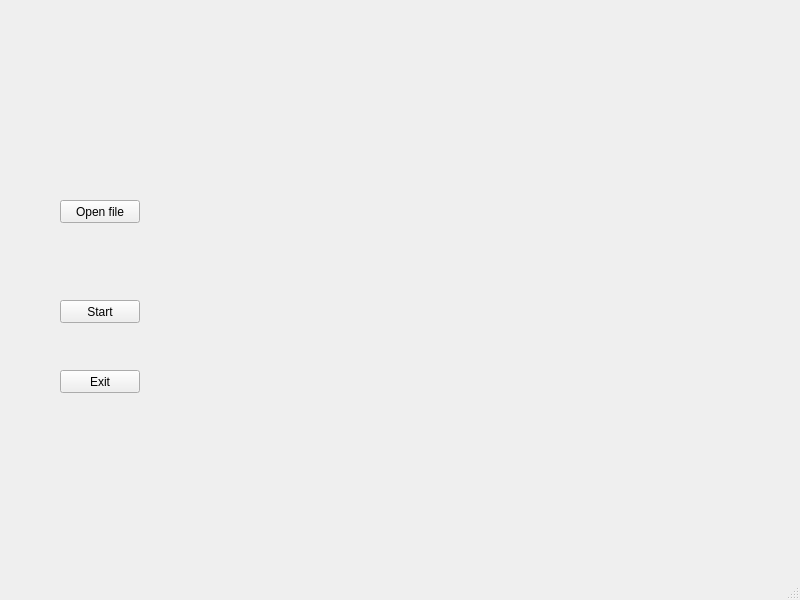
Before: the Qt Designer form mainwindow.ui in bscisel/WUT_Object-oriented_programming, drawn with Qt 5.
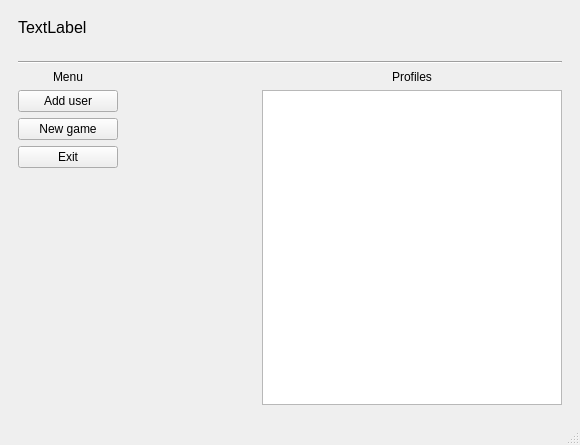
After: the same form once the commit is applied.

```diff
--- a/mainwindow.ui
+++ b/mainwindow.ui
@@ -6,53 +6,313 @@
    <rect>
     <x>0</x>
     <y>0</y>
-    <width>800</width>
-    <height>600</height>
+    <width>580</width>
+    <height>445</height>
    </rect>
   </property>
   <property name="windowTitle">
    <string>MainWindow</string>
   </property>
   <widget class="QWidget" name="centralwidget">
-   <widget class="QPushButton" name="openFile">
-    <property name="geometry">
-     <rect>
-      <x>60</x>
-      <y>200</y>
-      <width>80</width>
-      <height>23</height>
-     </rect>
-    </property>
-    <property name="text">
-     <string>Open file</string>
-    </property>
-   </widget>
-   <widget class="QPushButton" name="startButton">
-    <property name="geometry">
-     <rect>
-      <x>60</x>
-      <y>300</y>
-      <width>80</width>
-      <height>23</height>
-     </rect>
-    </property>
-    <property name="text">
-     <string>Start</string>
-    </property>
-   </widget>
-   <widget class="QPushButton" name="exitButton">
-    <property name="geometry">
-     <rect>
-      <x>60</x>
-      <y>370</y>
-      <width>80</width>
-      <height>23</height>
-     </rect>
-    </property>
-    <property name="text">
-     <string>Exit</string>
-    </property>
-   </widget>
+   <layout class="QVBoxLayout" name="verticalLayout">
+    <item>
+     <widget class="QStackedWidget" name="stackedWidget">
+      <property name="currentIndex">
+       <number>0</number>
+      </property>
+      <widget class="QWidget" name="userSelection">
+       <layout class="QVBoxLayout" name="verticalLayout_12">
+        <item>
+         <layout class="QVBoxLayout" name="verticalLayout_8">
+          <item>
+           <layout class="QVBoxLayout" name="verticalLayout_9">
+            <item>
+             <widget class="QLabel" name="label">
+              <property name="font">
+               <font>
+                <pointsize>12</pointsize>
+               </font>
+              </property>
+              <property name="text">
+               <string>TextLabel
+</string>
+              </property>
+              <property name="wordWrap">
+               <bool>true</bool>
+              </property>
+             </widget>
+            </item>
+            <item>
+             <widget class="Line" name="line_2">
+              <property name="orientation">
+               <enum>Qt::Horizontal</enum>
+              </property>
+             </widget>
+            </item>
+           </layout>
+          </item>
+          <item>
+           <layout class="QHBoxLayout" name="horizontalLayout_2">
+            <item>
+             <layout class="QVBoxLayout" name="verticalLayout_10">
+              <item>
+               <widget class="QLabel" name="menuLabel">
+                <property name="minimumSize">
+                 <size>
+                  <width>100</width>
+                  <height>0</height>
+                 </size>
+                </property>
+                <property name="text">
+                 <string>Menu</string>
+                </property>
+                <property name="alignment">
+                 <set>Qt::AlignCenter</set>
+                </property>
+               </widget>
+              </item>
+              <item>
+               <widget class="QPushButton" name="addUserButton">
+                <property name="text">
+                 <string>Add user</string>
+                </property>
+               </widget>
+              </item>
+              <item>
+               <widget class="QPushButton" name="newGameButton">
+                <property name="text">
+                 <string>New game</string>
+                </property>
+               </widget>
+              </item>
+              <item>
+               <widget class="QPushButton" name="exitButton">
+                <property name="text">
+                 <string>Exit</string>
+                </property>
+               </widget>
+              </item>
+              <item>
+               <spacer name="verticalSpacer_2">
+                <property name="orientation">
+                 <enum>Qt::Vertical</enum>
+                </property>
+                <property name="sizeHint" stdset="0">
+                 <size>
+                  <width>20</width>
+                  <height>40</height>
+                 </size>
+                </property>
+               </spacer>
+              </item>
+             </layout>
+            </item>
+            <item>
+             <spacer name="horizontalSpacer_2">
+              <property name="orientation">
+               <enum>Qt::Horizontal</enum>
+              </property>
+              <property name="sizeHint" stdset="0">
+               <size>
+                <width>40</width>
+                <height>20</height>
+               </size>
+              </property>
+             </spacer>
+            </item>
+            <item>
+             <layout class="QVBoxLayout" name="verticalLayout_11">
+              <item>
+               <widget class="QLabel" name="usersLabel">
+                <property name="text">
+                 <string>Profiles</string>
+                </property>
+                <property name="alignment">
+                 <set>Qt::AlignCenter</set>
+                </property>
+               </widget>
+              </item>
+              <item>
+               <widget class="QListWidget" name="categoriesListWidget_2">
+                <property name="sizePolicy">
+                 <sizepolicy hsizetype="Expanding" vsizetype="Expanding">
+                  <horstretch>0</horstretch>
+                  <verstretch>0</verstretch>
+                 </sizepolicy>
+                </property>
+                <property name="minimumSize">
+                 <size>
+                  <width>300</width>
+                  <height>0</height>
+                 </size>
+                </property>
+                <property name="maximumSize">
+                 <size>
+                  <width>300</width>
+                  <height>16777215</height>
+                 </size>
+                </property>
+                <property name="layoutDirection">
+                 <enum>Qt::LeftToRight</enum>
+                </property>
+               </widget>
+              </item>
+             </layout>
+            </item>
+           </layout>
+          </item>
+         </layout>
+        </item>
+       </layout>
+      </widget>
+      <widget class="QWidget" name="categorySelection">
+       <layout class="QVBoxLayout" name="verticalLayout_6">
+        <item>
+         <layout class="QVBoxLayout" name="verticalLayout_3">
+          <item>
+           <layout class="QVBoxLayout" name="verticalLayout_7">
+            <item>
+             <widget class="QLabel" name="label_4">
+              <property name="font">
+               <font>
+                <pointsize>12</pointsize>
+               </font>
+              </property>
+              <property name="text">
+               <string>Open the file with the question base and select a category.</string>
+              </property>
+              <property name="wordWrap">
+               <bool>true</bool>
+              </property>
+             </widget>
+            </item>
+            <item>
+             <widget class="Line" name="line">
+              <property name="orientation">
+               <enum>Qt::Horizontal</enum>
+              </property>
+             </widget>
+            </item>
+           </layout>
+          </item>
+          <item>
+           <layout class="QHBoxLayout" name="horizontalLayout">
+            <item>
+             <layout class="QVBoxLayout" name="verticalLayout_2">
+              <item>
+               <widget class="QLabel" name="menuLabel_2">
+                <property name="minimumSize">
+                 <size>
+                  <width>100</width>
+                  <height>0</height>
+                 </size>
+                </property>
+                <property name="text">
+                 <string>Menu</string>
+                </property>
+                <property name="alignment">
+                 <set>Qt::AlignCenter</set>
+                </property>
+               </widget>
+              </item>
+              <item>
+               <widget class="QPushButton" name="openFileButton">
+                <property name="text">
+                 <string>Open file</string>
+                </property>
+               </widget>
+              </item>
+              <item>
+               <widget class="QPushButton" name="startButton">
+                <property name="text">
+                 <string>Start</string>
+                </property>
+               </widget>
+              </item>
+              <item>
+               <widget class="QPushButton" name="exitButton_2">
+                <property name="text">
+                 <string>Exit</string>
+                </property>
+               </widget>
+              </item>
+              <item>
+               <spacer name="verticalSpacer">
+                <property name="orientation">
+                 <enum>Qt::Vertical</enum>
+                </property>
+                <property name="sizeHint" stdset="0">
+                 <size>
+                  <width>20</width>
+                  <height>40</height>
+                 </size>
+                </property>
+               </spacer>
+              </item>
+             </layout>
+            </item>
+            <item>
+             <spacer name="horizontalSpacer">
+              <property name="orientation">
+               <enum>Qt::Horizontal</enum>
+              </property>
+              <property name="sizeHint" stdset="0">
+               <size>
+                <width>40</width>
+                <height>20</height>
+               </size>
+              </property>
+             </spacer>
+            </item>
+            <item>
+             <layout class="QVBoxLayout" name="verticalLayout_4">
+              <item>
+               <widget class="QLabel" name="categoryListLabel">
+                <property name="text">
+                 <string>Category list</string>
+                </property>
+                <property name="alignment">
+                 <set>Qt::AlignCenter</set>
+                </property>
+               </widget>
+              </item>
+              <item>
+               <widget class="QListWidget" name="categoriesListWidget">
+                <property name="sizePolicy">
+                 <sizepolicy hsizetype="Expanding" vsizetype="Expanding">
+                  <horstretch>0</horstretch>
+                  <verstretch>0</verstretch>
+                 </sizepolicy>
+                </property>
+                <property name="minimumSize">
+                 <size>
+                  <width>300</width>
+                  <height>0</height>
+                 </size>
+                </property>
+                <property name="maximumSize">
+                 <size>
+                  <width>300</width>
+                  <height>16777215</height>
+                 </size>
+                </property>
+                <property name="layoutDirection">
+                 <enum>Qt::LeftToRight</enum>
+                </property>
+               </widget>
+              </item>
+             </layout>
+            </item>
+           </layout>
+          </item>
+         </layout>
+        </item>
+       </layout>
+      </widget>
+      <widget class="QWidget" name="nieWiemJeszczeCo"/>
+     </widget>
+    </item>
+   </layout>
   </widget>
   <widget class="QMenuBar" name="menubar">
    <property name="geometry">
```
Left out of the diff: 4 changed lines with no effect on the pictures.
